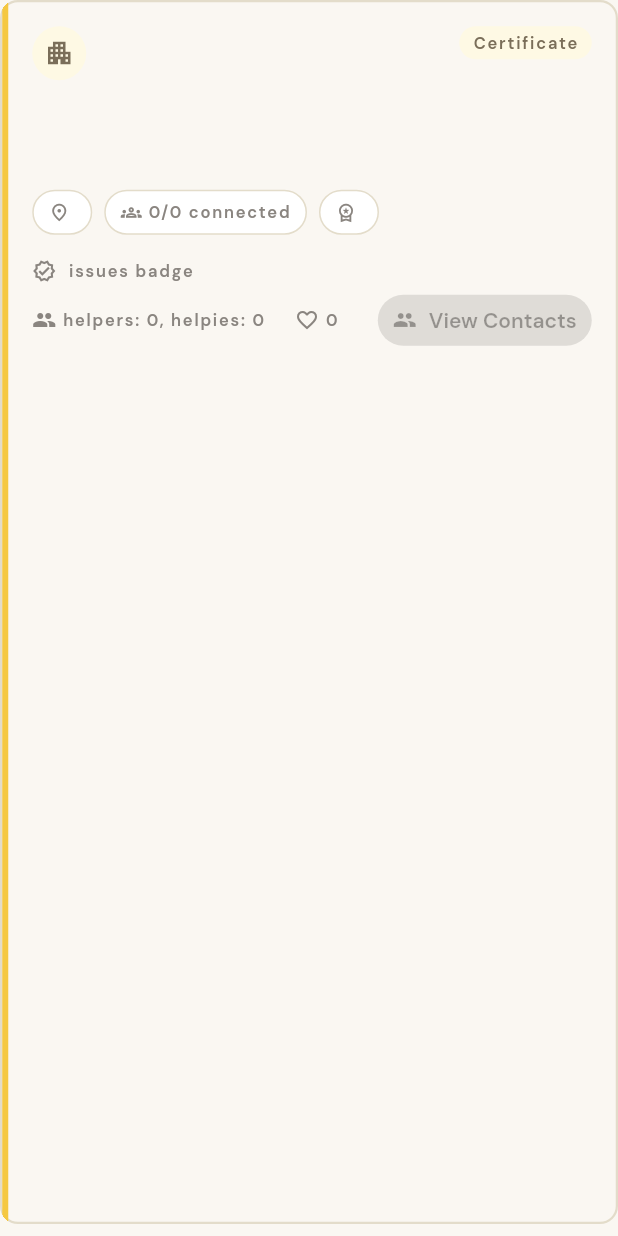
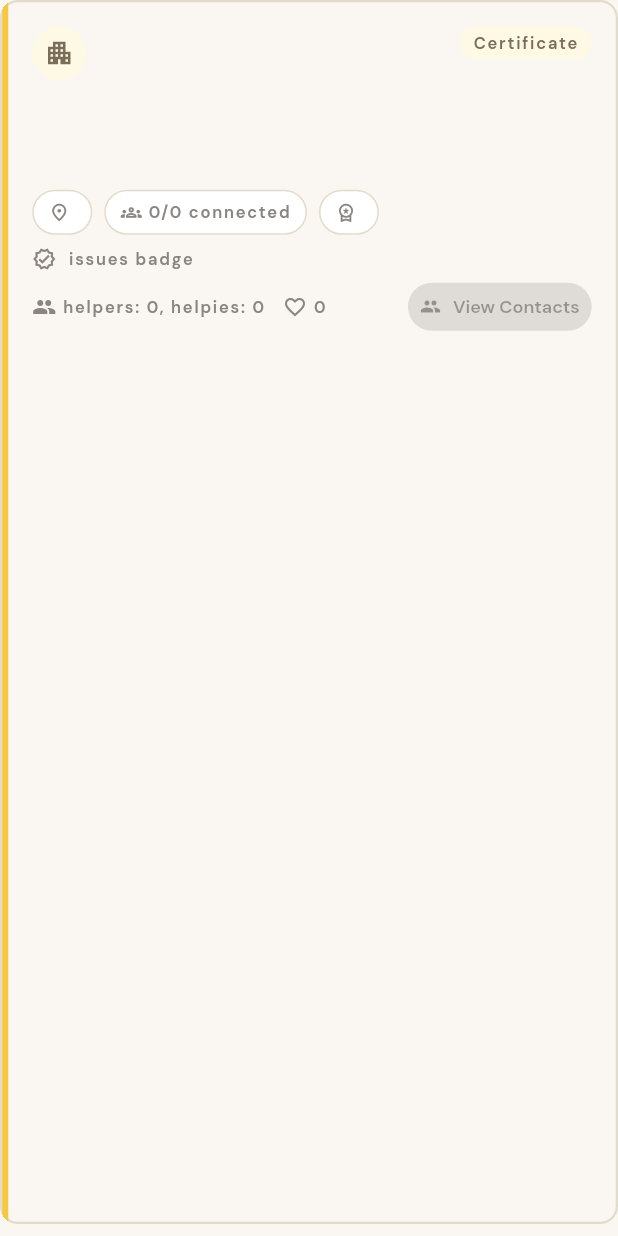
Before and after one commit to akiraasia/goodwill-circle, a Flutter app: the AgendaItemCard widget shown alone on an empty page, opened directly with empty values, on a phone screen of 412 x 824 dp. Run offline on Flutter 3.47's test engine with Material 3 defaults, Android fonts, the phone set to English and light mode, and no system bars; our stand-ins replace flutter_riverpod, flutter_svg, go_router, google_fonts, image_picker, qr_flutter and 2 more; missing offline and left inert: dart:html; accounts and stored records are empty; network calls fail.

Commit message:
Fix Android app issues: helper/helpie counts, Connection Hub, and layout

```diff
--- a/lib/features/agenda/agenda_screen.dart
+++ b/lib/features/agenda/agenda_screen.dart
@@ -105,7 +105,7 @@ class AgendaScreen extends ConsumerWidget {
                                         builder: (context) => ContactExchangeScreen(
                                           entityId: item.id,
                                           entityType: 'agenda',
-                                          myRole: 'helper',
+                                          myRole: item.myParticipantStatus == 'helper' ? 'helper' : 'helpee',
                                           title: 'Connection Hub',
                                         ),
                                       ),
--- a/lib/features/agenda/widgets/agenda_item_card.dart
+++ b/lib/features/agenda/widgets/agenda_item_card.dart
@@ -143,7 +143,7 @@ class AgendaItemCard extends StatelessWidget {
                 ),
             ],
           ),
-          const SizedBox(height: AppSpacing.md),
+          const SizedBox(height: AppSpacing.sm),
           Row(
             children: [
               Icon(
@@ -175,7 +175,7 @@ class AgendaItemCard extends StatelessWidget {
                 'helpers: ${item.helperCount}, helpies: ${item.helpieCount}',
                 style: AppTypography.textTheme.labelSmall,
               ),
-              const SizedBox(width: AppSpacing.md),
+              const SizedBox(width: AppSpacing.sm),
               InkWell(
                 onTap: onToggleSupport,
                 borderRadius: BorderRadius.circular(4),
@@ -200,53 +200,53 @@ class AgendaItemCard extends StatelessWidget {
               const Spacer(),
               if (alreadyJoined)
                 SizedBox(
-                  height: 34,
+                  height: 32,
                   child: ElevatedButton.icon(
                     onPressed: onViewContacts,
-                    icon: const Icon(Icons.group, size: 16),
-                    label: const Text('View Contacts'),
+                    icon: const Icon(Icons.group, size: 14),
+                    label: const Text('View Contacts', style: TextStyle(fontSize: 12)),
                     style: ElevatedButton.styleFrom(
                       backgroundColor: Colors.blue,
-                      padding: const EdgeInsets.symmetric(horizontal: 10),
+                      padding: const EdgeInsets.symmetric(horizontal: 8),
                     ),
                   ),
                 )
               else if (onCommunityRoleSelected != null)
                 Wrap(
-                  spacing: 8,
+                  spacing: 6,
                   children: [
                     SizedBox(
-                      height: 28,
+                      height: 26,
                       child: OutlinedButton(
                         onPressed: isFull ? null : () => onCommunityRoleSelected!('helpee'),
                         style: OutlinedButton.styleFrom(
-                          padding: const EdgeInsets.symmetric(horizontal: 10),
+                          padding: const EdgeInsets.symmetric(horizontal: 8),
                           side: const BorderSide(width: 1),
                         ),
-                        child: Text(isFull ? 'Full' : 'Need help', style: const TextStyle(fontSize: 12)),
+                        child: Text(isFull ? 'Full' : 'Need help', style: const TextStyle(fontSize: 11)),
                       ),
                     ),
                     SizedBox(
-                      height: 28,
+                      height: 26,
                       child: ElevatedButton(
                         onPressed: isFull ? null : () => onCommunityRoleSelected!('helper'),
                         style: ElevatedButton.styleFrom(
-                          padding: const EdgeInsets.symmetric(horizontal: 10),
-                          minimumSize: const Size(0, 28),
+                          padding: const EdgeInsets.symmetric(horizontal: 8),
+                          minimumSize: const Size(0, 26),
                         ),
-                        child: Text(isFull ? 'Full' : 'Can help', style: const TextStyle(fontSize: 12)),
+                        child: Text(isFull ? 'Full' : 'Can help', style: const TextStyle(fontSize: 11)),
                       ),
                     ),
                   ],
                 )
               else
                 SizedBox(
-                  height: 36,
+                  height: 32,
                   child: ElevatedButton.icon(
                     onPressed: isCreator || alreadyJoined || isFull ? null : onJoin,
-                    icon: const Icon(Icons.handshake_outlined, size: 16),
-                    label: Text(isCreator ? 'Posted' : alreadyJoined ? 'Connected' : isFull ? 'Full' : 'Connect'),
-                    style: ElevatedButton.styleFrom(padding: const EdgeInsets.symmetric(horizontal: 12)),
+                    icon: const Icon(Icons.handshake_outlined, size: 14),
+                    label: Text(isCreator ? 'Posted' : alreadyJoined ? 'Connected' : isFull ? 'Full' : 'Connect', style: const TextStyle(fontSize: 12)),
+                    style: ElevatedButton.styleFrom(padding: const EdgeInsets.symmetric(horizontal: 10)),
                   ),
                 ),
             ],
```
Also changed, not shown: lib/features/agenda/agenda_repository.dart (+23 -1 lines), lib/features/campaigns/campaign_repository.dart (+13 -1 lines), lib/features/campaigns/widgets/campaign_card.dart (+18 -18 lines), lib/features/requests/request_repository.dart (+15 -0 lines), lib/features/requests/widgets/request_card.dart (+27 -11 lines), lib/shared/widgets/contact_exchange_screen.dart (+55 -10 lines).
